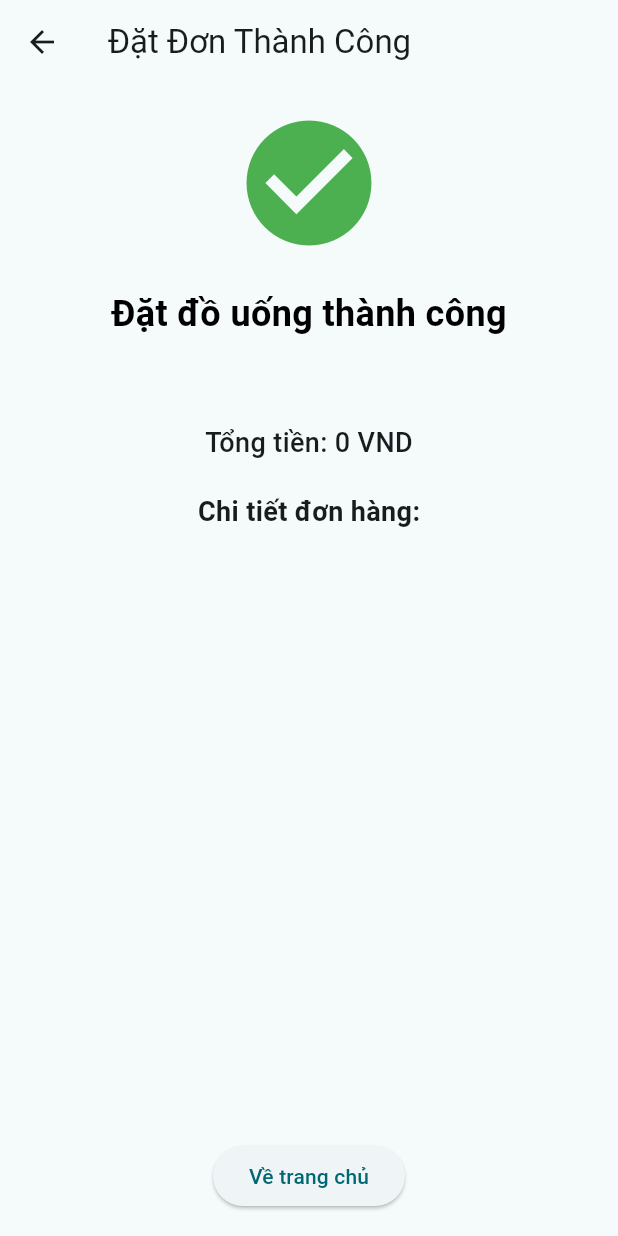
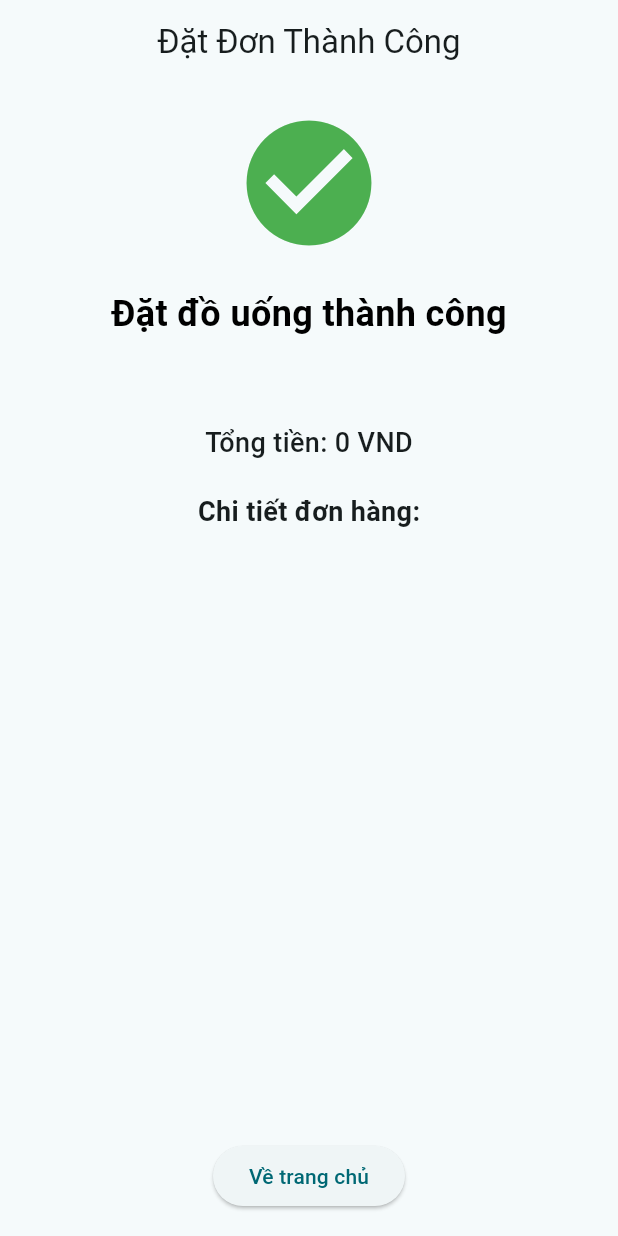
Before and after one commit to LTHcute/BTL-android, a Flutter app: the xacNhanDon screen opened directly with empty values, after a tap on "Xác nhận đơn hàng", on a phone screen of 412 x 824 dp. Run offline on Flutter 3.47's test engine with Material 3 defaults, Android fonts, the phone set to English and light mode, and no system bars; our stand-ins replace cloud_firestore, firebase_core, firebase_storage, fluttertoast; accounts and stored records are empty.

Commit message:
sửa table với xóa appbar ở donThanhCong

```diff
--- a/lib/Pages/Dashboard/donThanhCong.dart
+++ b/lib/Pages/Dashboard/donThanhCong.dart
@@ -23,7 +23,7 @@ class   _donThanhCongState extends State<donThanhCong> {
   Widget build(BuildContext context) {
     return Scaffold(
       appBar: AppBar(
-        title: Text("Đặt Đơn Thành Công"),
+        title: Center(child: Text("Đặt Đơn Thành Công"),)
       ),
       body: Padding(
         padding: const EdgeInsets.all(16.0),
--- a/lib/Pages/Dashboard/xacNhanDon.dart
+++ b/lib/Pages/Dashboard/xacNhanDon.dart
@@ -126,7 +126,7 @@ class _xacNhanDonState extends State<xacNhanDon> {
                 onPressed: () {
                   updateTable();
                   // Điều hướng đến trang donThanhCong
-                  Navigator.push(
+                  Navigator.pushAndRemoveUntil(
                     context,
                     MaterialPageRoute(
                         builder: (context) =>
@@ -137,7 +137,7 @@ class _xacNhanDonState extends State<xacNhanDon> {
                                 orderedDrinks: widget
                                     .orderedDrinks,
                                 // Replace with your actual total amount calculation
-                                tenBan: widget.tenBan)),
+                                tenBan: widget.tenBan)),(route) => false,
                   );
                   // Handle the payment or order confirmation here
                   print('Selected Payment Method: $_selectedPaymentMethod');
@@ -166,9 +166,5 @@ class _xacNhanDonState extends State<xacNhanDon> {
       {
        DocumentReference docRef = document.docs.first.reference;
        await docRef.update({"sTrangThai":"Đang sử dụng"});
-
-
       }
-
-
   }}
```
Also changed, not shown: lib/Pages/Dashboard/OderDoUong.dart (+1 -37 lines), lib/Pages/Dashboard/Table.dart (+18 -1 lines).
